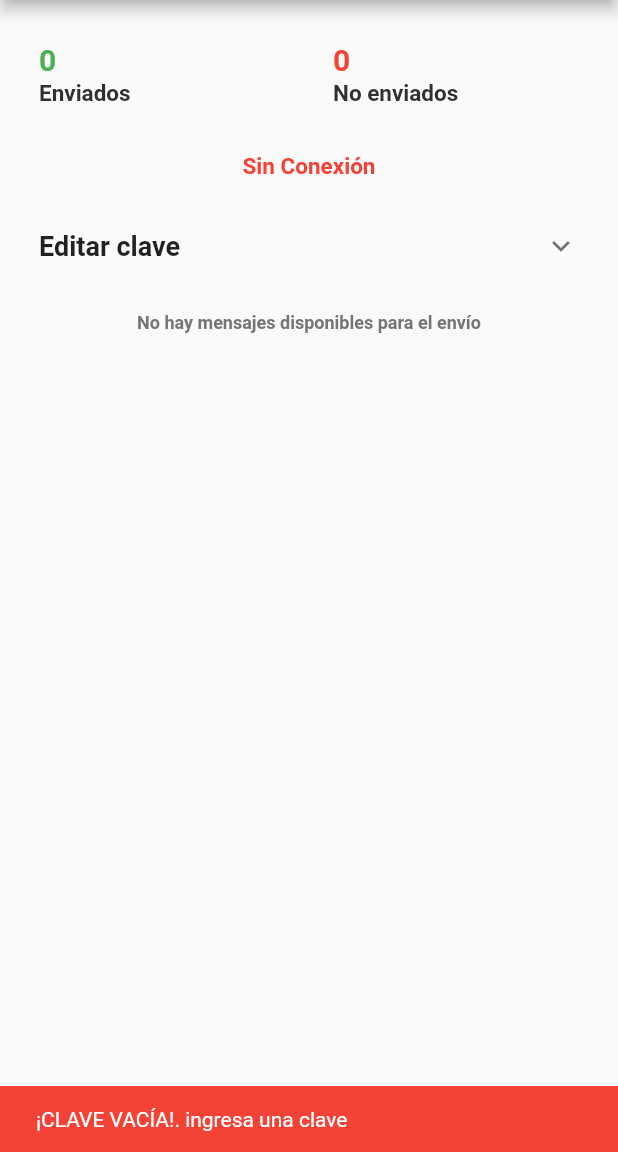
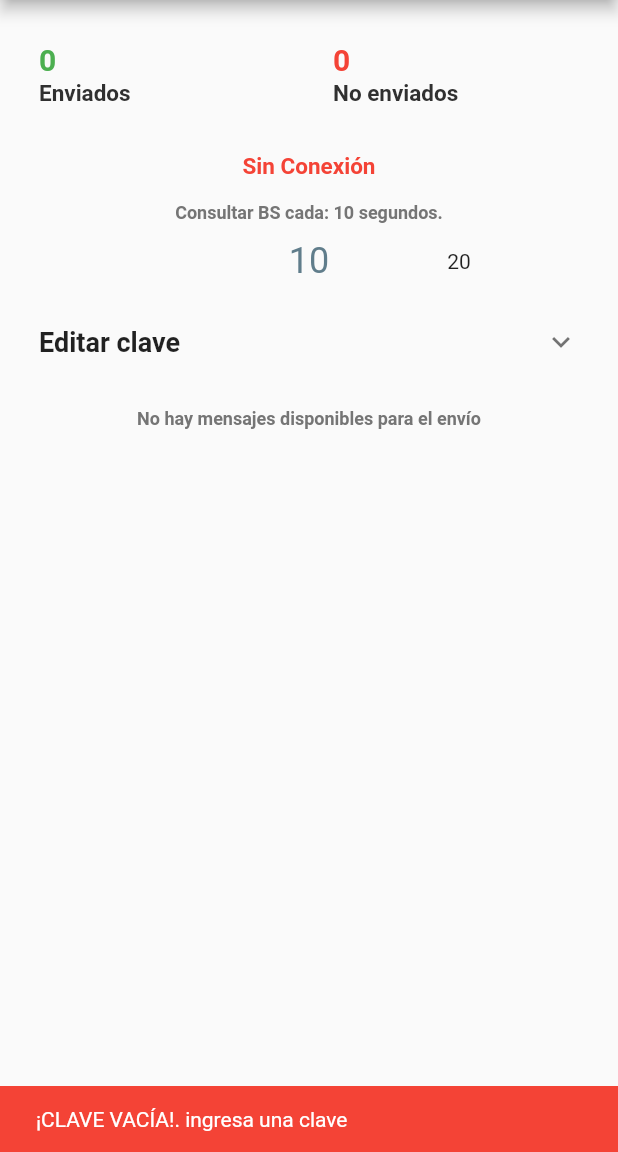
Before and after one commit to LucatonyRaudales/Quincery, a Flutter app: the screen it shows after launch, after a tap on the "refresh" icon, on a phone screen of 412 x 824 dp, the part 84-1236 px from its top. Run offline on Flutter 3.47's test engine with Material 2 defaults, Android fonts, the light colour scheme and no system bars; drawn by our look-alikes of numberpicker; our stand-ins replace get, get_storage, permission_handler, rounded_loading_button; missing offline and left inert: background_sms, sms_maintained, workmanager.

Commit message:
background y segundos de espera añadidos

```diff
--- a/lib/controllers/home.ctrl.dart
+++ b/lib/controllers/home.ctrl.dart
@@ -1,5 +1,6 @@
 import 'dart:async';
 import 'dart:convert';
+import 'package:background_sms/background_sms.dart';
 import 'package:flutter/material.dart';
 import 'package:get/get.dart';
 import 'package:get/get_state_manager/get_state_manager.dart';
@@ -7,12 +8,14 @@ import 'package:quincey_app/models/messages.dart';
 import 'package:quincey_app/repository/Message.dart';
 import 'package:rounded_loading_button/rounded_loading_button.dart';
 import 'package:sms_maintained/sms.dart';
+import 'package:permission_handler/permission_handler.dart';
 
 class MessageCtrl extends GetxController {
   HomeRepository _homeRepository = new HomeRepository();
   Message message = new Message();
   SmsSender sender = new SmsSender();
   Messages lMs = new Messages(messages: []);
+  RxInt secondsToCall = 10.obs;
   int smsToSend = 0, smsSent = 0, smsFails = 0;
   final RoundedLoadingButtonController btnController =
       RoundedLoadingButtonController();
@@ -24,28 +27,27 @@ class MessageCtrl extends GetxController {
     super.onInit();
   }
 
+  _getPermission() async => await [
+        Permission.sms,
+      ].request();
+
+  Future<bool> _isPermissionGranted() async =>
+      await Permission.sms.status.isGranted;
+
+  Future<bool> get _supportCustomSim async =>
+      await BackgroundSms.isSupportCustomSim;
+
   void validateKey() async {
+    _getPermission();
+    bool permiso = await _isPermissionGranted();
+    print("hay permiso: $permiso");
+    bool customSIm = await _supportCustomSim;
+    print("hay custom: $customSIm");
+
     smsToSend = 0;
     bool have = await _homeRepository.haveKey();
     if (have) {
       await getKey();
-      /*
-    Workmanager().cancelAll();
-    print("registrando");
-    Workmanager().initialize(
-    callbackDispatcher, // The top level function, aka callbackDispatcher
-    isInDebugMode: true // If enabled it will post a notification whenever the task is running. Handy for debugging tasks
-    ).then((value)async{
-  await Workmanager().registerPeriodicTask(
-    "1",
-    "task1",
-    constraints: Constraints(
-        networkType: NetworkType.connected,
-    ),
-    initialDelay: Duration(seconds: 5),
-    frequency: Duration(minutes: 7));
-    });
-      */
       getSendAndSaveData();
     } else {
       final snackBar = SnackBar(
@@ -58,7 +60,7 @@ class MessageCtrl extends GetxController {
   void saveKey() {
     _homeRepository.saveKey(key: message.key).then((value) {
       btnController.success();
-      Timer(Duration(seconds: 3), () {
+      Timer(Duration(seconds: 1), () {
         btnController.reset();
         validateKey();
       });
@@ -84,15 +86,19 @@ class MessageCtrl extends GetxController {
       var decode = json.decode(res.body);
       lMs = Messages.fromJson(decode);
       update();
-      if (lMs.messages.isEmpty) return null;
+      if (lMs.messages.isEmpty) {
+        print("secondsToCall: $secondsToCall.value");
+        Timer(Duration(seconds: secondsToCall.value), () => getSendAndSaveData());
+        return null;
+      }
       _sendSMS();
-    } else if(res.statusCode == 400){
+    } else if (res.statusCode == 400) {
       isActive = true;
       final snackBar = SnackBar(
           backgroundColor: Colors.orangeAccent,
           content: Text('¡CLAVE INCORRECTA!. ingresa una clave válida'));
       ScaffoldMessenger.of(Get.context).showSnackBar(snackBar);
-    }else{
+    } else {
       isActive = false;
     }
     update();
@@ -103,35 +109,22 @@ class MessageCtrl extends GetxController {
       lMs.messages[smsToSend].status = 3;
       update();
 
-      print("pasa por aqui indx: $smsToSend");
       SmsMessage message = new SmsMessage(
           lMs.messages[smsToSend].phone, lMs.messages[smsToSend].message);
-
-      message.onStateChanged.timeout(Duration(seconds: 15),
-          onTimeout: (timeout) {
-        timeout.close();
-        print("mucho tiempo");
-         changeStatus(status: false, index: smsToSend);
-      }).listen((state) async {
-        print(state);
-        if (state == SmsMessageState.Sent) {
-              print("SMS is sent!");
-              changeStatus(status: true, index: smsToSend - 1);
-            }
-
-        if (state == SmsMessageState.Fail) {
-          print("falló");
-          changeStatus(status: false, index: smsToSend - 1);
-        }
-      }, onError: (err) {
-        print("Error: $err");
+      var result = await BackgroundSms.sendMessage(
+          phoneNumber: lMs.messages[smsToSend].phone,
+          message: lMs.messages[smsToSend].message,
+          simSlot: 0);
+      if (result == SmsStatus.sent) {
+        print("SMS is sent!");
+        changeStatus(status: true, index: smsToSend);
+      } else {
+        print("falló");
         changeStatus(status: false, index: smsToSend);
-      }, onDone: () {
-        print("on done, cambio de mensaje");
-        //changeStatus(status: true, index: smsToSend);
-      }, cancelOnError: true);
+      }
       await sender.sendSms(message);
     } else {
+      print("obteniendo data");
       getSendAndSaveData();
     }
   }
--- a/lib/repository/Message.dart
+++ b/lib/repository/Message.dart
@@ -54,6 +54,9 @@ class HomeRepository {
 
   Future saveKey({String key}) async {
     print(key);
+    if (box.hasData("key")) {
+      box.remove('key');
+    }
     return box.write('key', key);
   }
 
--- a/lib/views/home_view.dart
+++ b/lib/views/home_view.dart
@@ -1,6 +1,7 @@
 import 'dart:async';
 import 'package:flutter/material.dart';
 import 'package:get/get_state_manager/get_state_manager.dart';
+import 'package:numberpicker/numberpicker.dart';
 import 'package:quincey_app/controllers/home.ctrl.dart';
 import 'package:workmanager/workmanager.dart';
 import 'components/myButton.dart';
@@ -38,7 +39,7 @@ class _HomeViewState extends State<HomeView> {
               ),
               body: SafeArea(
                   child: SingleChildScrollView(
-                    padding: EdgeInsets.symmetric(horizontal: 10),
+                padding: EdgeInsets.symmetric(horizontal: 10),
                 physics: ScrollPhysics(),
                 child: Column(
                   crossAxisAlignment: CrossAxisAlignment.center,
@@ -73,7 +74,7 @@ class _HomeViewState extends State<HomeView> {
                                   color: Colors.grey[850],
                                   fontSize: 15,
                                   fontWeight: FontWeight.bold)),
-                        ))
+                        )),
                       ],
                     ),
                     SizedBox(height: 15),
@@ -83,6 +84,22 @@ class _HomeViewState extends State<HomeView> {
                             fontSize: 15,
                             fontWeight: FontWeight.w700)),
                     SizedBox(height: 15),
+
+                    Obx(() => new Text(
+                        "Consultar BS cada: ${_ctrl.secondsToCall.value} segundos.",
+                        style: TextStyle(
+                            color: Colors.grey[600],
+                            fontSize: 12,
+                            fontWeight: FontWeight.bold))),
+                    Obx(() => NumberPicker(
+                          axis: Axis.horizontal,
+                          value: _ctrl.secondsToCall.value,
+                          step: 10,
+                          minValue: 10,
+                          maxValue: 200,
+                          onChanged: (value) =>
+                              _ctrl.secondsToCall.value = value,
+                        )),
                     ExpansionTile(
                       title: Text(
                         "Editar clave",
@@ -119,7 +136,7 @@ class _HomeViewState extends State<HomeView> {
                         SizedBox(height: 15),
                       ],
                     ),
-                        SizedBox(height: 15),
+                    SizedBox(height: 15),
 
                     _ctrl.lMs.messages.isEmpty
                         ? new Text("No hay mensajes disponibles para el envío",
@@ -139,14 +156,15 @@ class _HomeViewState extends State<HomeView> {
                                         color: Colors.blueGrey[800],
                                         fontSize: 15,
                                         fontWeight: FontWeight.w700),
-                                        overflow: TextOverflow.ellipsis,
+                                    overflow: TextOverflow.ellipsis,
                                   ),
-                                  subtitle:
-                                      new Text(_ctrl.lMs.messages[index].phone,
+                                  subtitle: new Text(
+                                    _ctrl.lMs.messages[index].phone,
                                     style: TextStyle(
                                         color: Colors.blueGrey[600],
                                         fontSize: 12,
-                                        fontWeight: FontWeight.w700),),
+                                        fontWeight: FontWeight.w700),
+                                  ),
                                   trailing: _ctrl.lMs.messages[index].status ==
                                           3
                                       ? SizedBox(
--- a/pubspec.yaml
+++ b/pubspec.yaml
@@ -15,9 +15,12 @@ dependencies:
   rounded_loading_button: ^2.0.4
   http: ^0.13.3
   workmanager: ^0.4.0
-  get_storage: ^2.0.2
+  get_storage: ^2.0.3
   sms_maintained: ^0.2.5
   get: ^4.1.4
+  background_sms: ^0.0.3
+  permission_handler: ^8.1.4+2
+  numberpicker: ^2.1.1
 
 dev_dependencies:
   flutter_test:
```
Also changed, not shown: pubspec.lock.
